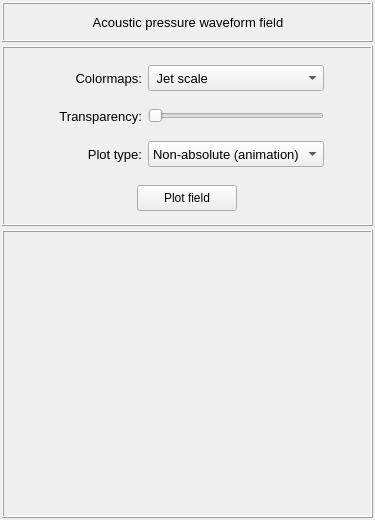
Before: the Qt Designer form vibra/interface/data/ui_files/plots/acoustic/acoustic_pressure_waveform_field_inputs.ui in MOPT-UFSC/VIBRA, drawn with Qt 5.
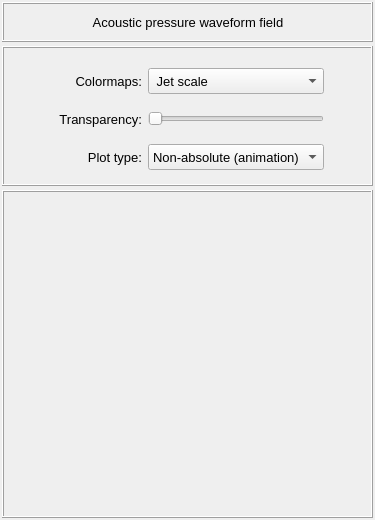
After: the same form once the commit is applied.

Commit message: Re-compile the ui files

Diff of the .ui file:
```diff
--- a/vibra/interface/data/ui_files/plots/acoustic/acoustic_pressure_waveform_field_inputs.ui
+++ b/vibra/interface/data/ui_files/plots/acoustic/acoustic_pressure_waveform_field_inputs.ui
@@ -154,13 +154,13 @@
          <property name="minimumSize">
           <size>
            <width>0</width>
-           <height>180</height>
+           <height>140</height>
           </size>
          </property>
          <property name="maximumSize">
           <size>
            <width>16777215</width>
-           <height>180</height>
+           <height>140</height>
           </size>
          </property>
          <property name="sizeIncrement">
@@ -520,67 +520,6 @@
             </layout>
            </widget>
           </item>
-          <item row="1" column="0">
-           <widget class="QFrame" name="frame_3">
-            <property name="minimumSize">
-             <size>
-              <width>0</width>
-              <height>40</height>
-             </size>
-            </property>
-            <property name="maximumSize">
-             <size>
-              <width>16777215</width>
-              <height>40</height>
-             </size>
-            </property>
-            <property name="frameShape">
-             <enum>QFrame::Shape::NoFrame</enum>
-            </property>
-            <property name="frameShadow">
-             <enum>QFrame::Shadow::Raised</enum>
-            </property>
-            <layout class="QGridLayout" name="gridLayout_9">
-             <property name="leftMargin">
-              <number>0</number>
-             </property>
-             <property name="topMargin">
-              <number>0</number>
-             </property>
-             <property name="rightMargin">
-              <number>0</number>
-             </property>
-             <property name="bottomMargin">
-              <number>0</number>
-             </property>
-             <property name="horizontalSpacing">
-              <number>6</number>
-             </property>
-             <property name="verticalSpacing">
-              <number>0</number>
-             </property>
-             <item row="0" column="0">
-              <widget class="QPushButton" name="pushButton_plot_field">
-               <property name="minimumSize">
-                <size>
-                 <width>0</width>
-                 <height>26</height>
-                </size>
-               </property>
-               <property name="maximumSize">
-                <size>
-                 <width>100</width>
-                 <height>26</height>
-                </size>
-               </property>
-               <property name="text">
-                <string>Plot field</string>
-               </property>
-              </widget>
-             </item>
-            </layout>
-           </widget>
-          </item>
          </layout>
         </widget>
        </item>
```
Left out of the diff: 15 changed lines with no effect on the pictures. The commit also changes 4 other files.
